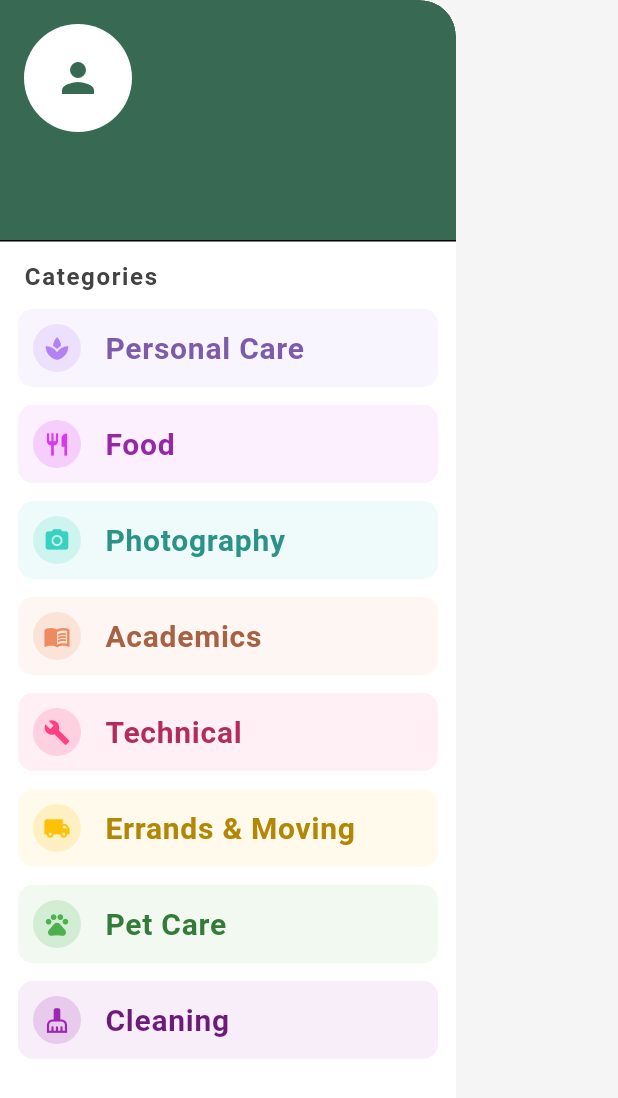
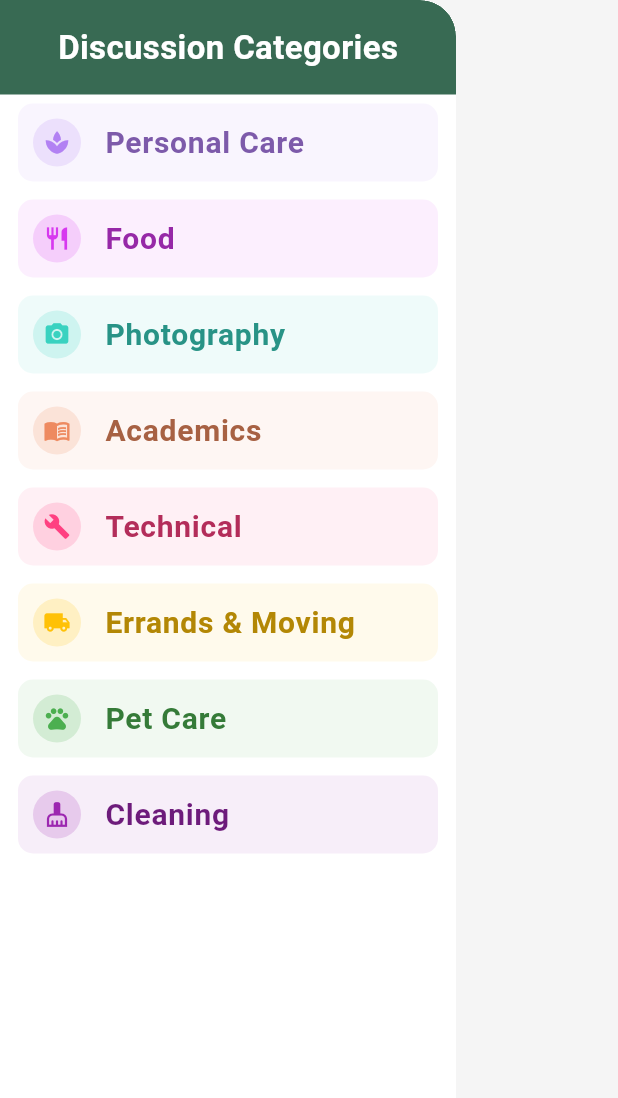
Before and after one commit to blakeotto57/treehouse, a Flutter app: what customDrawer() shows on an empty page, opened directly, on a phone screen of 412 x 824 dp. Shown: the top 1098 px of the screen. Run offline on Flutter 3.47's test engine with Material 3 defaults, Android fonts, the phone set to English and light mode, and no system bars; our stand-ins replace cloud_firestore, emoji_picker_flutter, firebase_auth, firebase_core, firebase_storage, flutter_svg and 4 more; missing offline and left inert: firebase_app_check, in_app_purchase_android, in_app_purchase_storekit, pay, pay_android, pay_ios and 1 more; accounts and stored records are empty; Roboto replaces fonts that are missing (Helvetica).

Commit message:
cleaned up drawer and made it smaller on phone view

```diff
--- a/lib/components/drawer.dart
+++ b/lib/components/drawer.dart
@@ -5,7 +5,9 @@ import 'package:treehouse/models/category_model.dart';
 
 // Rename to avoid conflict with Flutter's Drawer
 Widget customDrawer(BuildContext context) {
-  return Drawer(
+  return IntrinsicWidth(
+    stepWidth: 0,
+    child: Drawer(
       backgroundColor: Colors.white,
       shape: const RoundedRectangleBorder(
         borderRadius: BorderRadius.only(
@@ -16,78 +18,26 @@ Widget customDrawer(BuildContext context) {
       child: ListView(
         padding: EdgeInsets.zero,
         children: [
-        UserAccountsDrawerHeader(
+          Container(
             decoration: const BoxDecoration(
               color: Color(0xFF386A53),
               borderRadius: BorderRadius.only(
                 topRight: Radius.circular(24),
               ),
             ),
-          accountName: FutureBuilder<DocumentSnapshot>(
-            future: FirebaseFirestore.instance
-                .collection('users')
-                .doc(FirebaseAuth.instance.currentUser?.email)
-                .get(),
-            builder: (context, snapshot) {
-              if (snapshot.connectionState == ConnectionState.waiting) {
-                return const Text(
-                  "",
-                  style: TextStyle(fontWeight: FontWeight.bold, fontSize: 18),
-                );
-              }
-              if (snapshot.hasData && snapshot.data!.exists) {
-                final data = snapshot.data!.data() as Map<String, dynamic>?;
-                final userDocRef = FirebaseFirestore.instance
-                    .collection('users')
-                    .doc(FirebaseAuth.instance.currentUser?.email);
-
-                if (data == null || data['username'] == null || data['username'].toString().trim().isEmpty) {
-                  final emailPrefix = FirebaseAuth.instance.currentUser?.email?.split('@')[0] ?? "User";
-                  userDocRef.set({'username': emailPrefix}, SetOptions(merge: true));
-                  return Text(
-                    emailPrefix,
-                    style: const TextStyle(fontWeight: FontWeight.bold, fontSize: 18),
-                  );
-                }
-
-                final username = data['username'];
-                return Text(
-                  username,
-                  style: const TextStyle(fontWeight: FontWeight.bold, fontSize: 18),
-                );
-              }
-              final emailPrefix = FirebaseAuth.instance.currentUser?.email?.split('@')[0] ?? "User";
-              final userDocRef = FirebaseFirestore.instance
-                  .collection('users')
-                  .doc(FirebaseAuth.instance.currentUser?.email);
-              userDocRef.set({'username': emailPrefix}, SetOptions(merge: true));
-              return Text(
-                emailPrefix,
-                style: const TextStyle(fontWeight: FontWeight.bold, fontSize: 18),
-              );
-            },
-          ),
-          accountEmail: Text(
-            FirebaseAuth.instance.currentUser?.email ?? "",
-            style: const TextStyle(fontSize: 14),
-          ),
-          currentAccountPicture: const CircleAvatar(
-            backgroundColor: Colors.white,
-            child: Icon(Icons.person, color: Color(0xFF386A53), size: 32),
-          ),
-        ),
-        Padding(
-          padding: const EdgeInsets.symmetric(horizontal: 16, vertical: 4),
-          child: Text(
-            "Categories",
+            padding: const EdgeInsets.all(16),
+            child: Center(
+              child: const Text(
+                "Discussion Categories",
                 style: TextStyle(
-              color: Colors.grey[800],
+                  color: Colors.white,
                   fontWeight: FontWeight.bold,
-              fontSize: 16,
-              letterSpacing: 1.1,
+                  fontSize: 22,
                 ),
               ),
             ),
+          ),
+
           ...CategoryModel.getCategories().asMap().entries.map((entry) {
             final i = entry.key;
             final category = entry.value;
@@ -141,5 +91,6 @@ Widget customDrawer(BuildContext context) {
           const SizedBox(height: 16),
         ],
       ),
+    ),
   );
 }
```
Also changed, not shown: pubspec.lock. Lines whose indentation alone changed are shown as unchanged.
